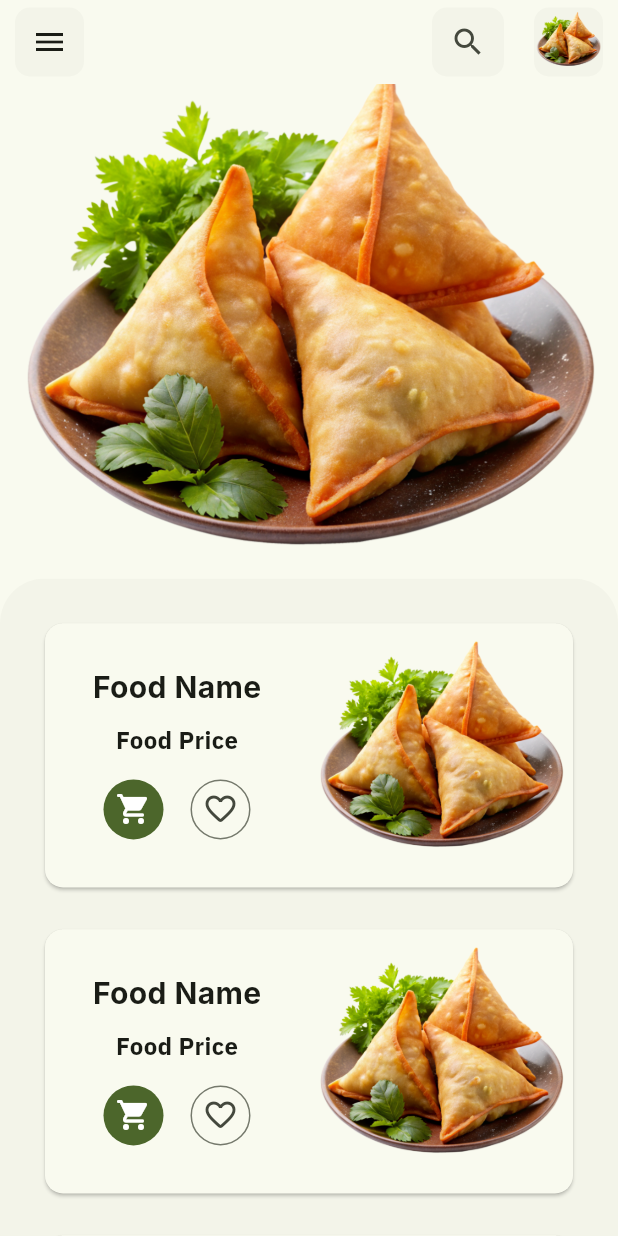
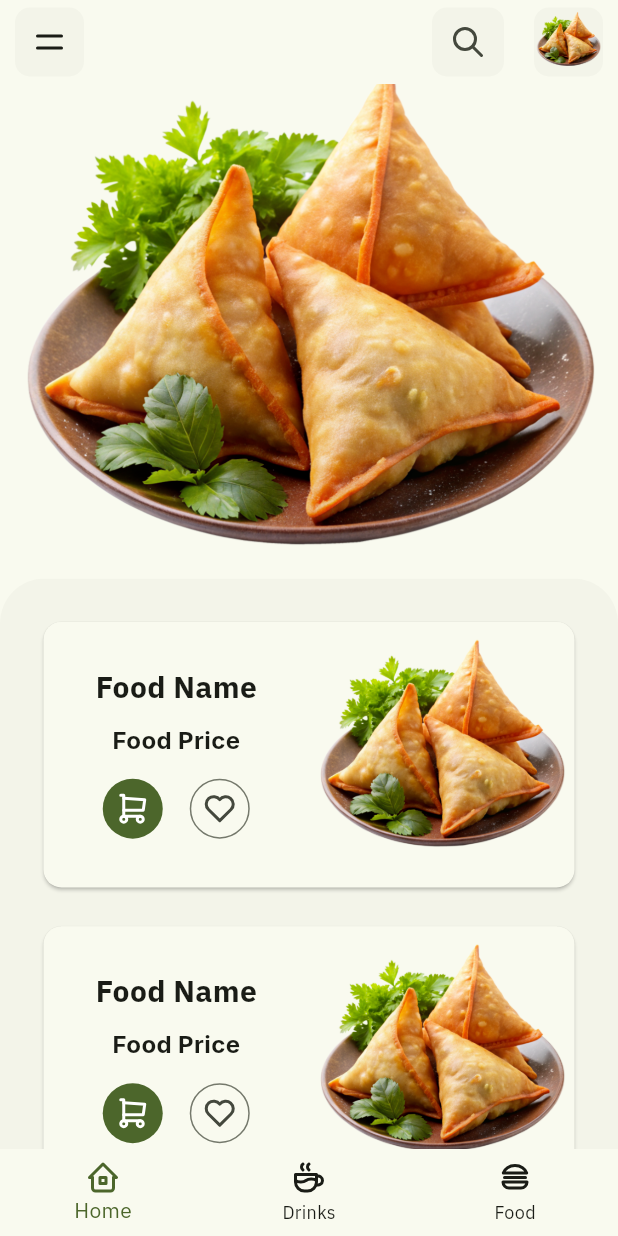
Before and after one commit to nphuonha2101/flutter_foods, a Flutter app: the screen it shows after launch, on a phone screen of 412 x 824 dp. Run offline on Flutter 3.47's test engine with Material 3 defaults, Android fonts, the light colour scheme and no system bars; drawn by our look-alikes of flutter_zoom_drawer; our stand-ins replace flutter_dotenv, flutter_tabler_icons, google_fonts, shared_preferences.

Commit message:
#8 - feat: finish create bottom navigation bar

```diff
--- a/lib/main.dart
+++ b/lib/main.dart
@@ -4,7 +4,6 @@ import 'package:flutter_foods/core/constants/app.dart';
 import 'package:flutter_foods/core/routes/app_routes.dart';
 import 'package:flutter_foods/core/themes/theme.dart';
 import 'package:flutter_foods/core/utils/util.dart';
-import 'package:flutter_foods/presentation/screens/login_screen.dart';
 import 'package:flutter_foods/presentation/screens/splash_screen.dart';
 import 'package:flutter_foods/providers/auth_provider.dart';
 import 'package:flutter_foods/providers/users_provider.dart';
--- a/lib/presentation/screens/home_screen.dart
+++ b/lib/presentation/screens/home_screen.dart
@@ -1,9 +1,6 @@
 import 'package:flutter/material.dart';
-import 'package:flutter_foods/presentation/widgets/appbar_normal.dart';
 import 'package:flutter_foods/presentation/widgets/food_card.dart';
-import 'package:flutter_foods/presentation/widgets/slider_drawer.dart';
 import 'package:flutter_foods/providers/users_provider.dart';
-import 'package:flutter_zoom_drawer/flutter_zoom_drawer.dart';
 import 'package:provider/provider.dart';
 
 class HomeScreen extends StatefulWidget {
@@ -26,13 +23,7 @@ class _HomeScreenState extends State<HomeScreen> {
 
   @override
   Widget build(BuildContext context) {
-    return ZoomDrawer(
-      style: DrawerStyle.style2,
-      menuBackgroundColor: Theme.of(context).colorScheme.surfaceContainerLow,
-      menuScreen: const SliderDrawer(),
-      mainScreen: Scaffold(
-        appBar: const AppbarNormal(),
-        body: NestedScrollView(
+    return NestedScrollView(
       headerSliverBuilder: (BuildContext context, bool innerBoxIsScrolled) {
         return <Widget>[
           SliverAppBar(
@@ -67,8 +58,6 @@ class _HomeScreenState extends State<HomeScreen> {
           ),
         ),
       ),
-        ),
-      ),
     );
   }
 }
--- /dev/null
+++ b/lib/presentation/screens/main_screen.dart
@@ -0,0 +1,48 @@
+import 'package:flutter/material.dart';
+import 'package:flutter_foods/presentation/screens/home_screen.dart';
+import 'package:flutter_foods/presentation/widgets/appbar_normal.dart';
+import 'package:flutter_foods/presentation/widgets/bottom_nav_bar.dart'
+    as custom;
+import 'package:flutter_foods/presentation/widgets/slider_drawer.dart';
+import 'package:flutter_zoom_drawer/flutter_zoom_drawer.dart';
+
+class MainScreen extends StatefulWidget {
+  const MainScreen({super.key});
+
+  @override
+  State<StatefulWidget> createState() => _MainScreenState();
+}
+
+class _MainScreenState extends State<MainScreen> {
+  int _currentIndex = 0;
+
+  void _changePage(int? index) {
+    setState(() {
+      _currentIndex = index ?? 0;
+    });
+  }
+
+  @override
+  Widget build(BuildContext context) {
+    return ZoomDrawer(
+      style: DrawerStyle.style2,
+      menuBackgroundColor: Theme.of(context).colorScheme.surfaceContainerLow,
+      menuScreen: const SliderDrawer(),
+      mainScreen: Scaffold(
+        appBar: const AppbarNormal(),
+        bottomNavigationBar: custom.BtmNavigationBar(
+          currentIndex: _currentIndex,
+          onTap: _changePage,
+        ),
+        body: IndexedStack(
+          index: _currentIndex,
+          children: const [
+            HomeScreen(),
+            Center(child: Text("Drinks Tab")),
+            Center(child: Text("Desserts Tab")),
+          ],
+        ),
+      ),
+    );
+  }
+}
--- a/lib/presentation/screens/splash_screen.dart
+++ b/lib/presentation/screens/splash_screen.dart
@@ -1,5 +1,5 @@
 import 'package:flutter/material.dart';
-import 'package:flutter_foods/presentation/screens/home_screen.dart';
+import 'package:flutter_foods/presentation/screens/main_screen.dart';
 import 'package:google_fonts/google_fonts.dart';
 
 class SplashScreen extends StatefulWidget {
@@ -23,7 +23,7 @@ class _SplashScreenState extends State<SplashScreen> {
     if (mounted) {
       Navigator.pushReplacement(
         context,
-        MaterialPageRoute(builder: (context) => const HomeScreen()),
+        MaterialPageRoute(builder: (context) => const MainScreen()),
       );
     }
   }
--- a/lib/presentation/widgets/appbar_normal.dart
+++ b/lib/presentation/widgets/appbar_normal.dart
@@ -1,6 +1,5 @@
-import 'dart:ui';
-
 import 'package:flutter/material.dart';
+import 'package:flutter_tabler_icons/flutter_tabler_icons.dart';
 import 'package:flutter_zoom_drawer/flutter_zoom_drawer.dart';
 
 class AppbarNormal extends StatefulWidget implements PreferredSizeWidget {
@@ -30,7 +29,7 @@ class _AppbarNormalState extends State<AppbarNormal> {
               color: Theme.of(context).colorScheme.surfaceContainerLow,
               borderRadius: const BorderRadius.all(Radius.circular(10)),
               child: IconButton(
-                icon: const Icon(Icons.menu),
+                icon: const Icon(TablerIcons.menu),
                 onPressed: () {
                   ZoomDrawer.of(context)!.toggle();
                 },
@@ -44,7 +43,7 @@ class _AppbarNormalState extends State<AppbarNormal> {
                   color: Theme.of(context).colorScheme.surfaceContainerLow,
                   borderRadius: const BorderRadius.all(Radius.circular(10)),
                   child: IconButton(
-                    icon: const Icon(Icons.search),
+                    icon: const Icon(TablerIcons.search),
                     onPressed: () {},
                   ),
                 )),
--- /dev/null
+++ b/lib/presentation/widgets/bottom_nav_bar.dart
@@ -0,0 +1,39 @@
+import 'package:flutter/material.dart';
+import 'package:flutter_tabler_icons/flutter_tabler_icons.dart';
+
+class BtmNavigationBar extends StatelessWidget {
+  final int currentIndex;
+  final ValueChanged<int?>? onTap;
+
+  const BtmNavigationBar({
+    super.key,
+    required this.currentIndex,
+    this.onTap,
+  });
+
+  @override
+  Widget build(BuildContext context) {
+    return BottomNavigationBar(
+      currentIndex: currentIndex,
+      onTap: onTap,
+      elevation: 0,
+      backgroundColor: Colors.transparent,
+      selectedItemColor: Theme.of(context).colorScheme.primary,
+      unselectedItemColor: Theme.of(context).colorScheme.onSurface,
+      items: const [
+        BottomNavigationBarItem(
+          icon: Icon(TablerIcons.home_2),
+          label: 'Home',
+        ),
+        BottomNavigationBarItem(
+          icon: Icon(TablerIcons.coffee),
+          label: 'Drinks',
+        ),
+        BottomNavigationBarItem(
+          icon: Icon(TablerIcons.burger),
+          label: 'Food',
+        ),
+      ],
+    );
+  }
+}
--- a/lib/presentation/widgets/food_card.dart
+++ b/lib/presentation/widgets/food_card.dart
@@ -1,4 +1,5 @@
 import 'package:flutter/material.dart';
+import 'package:flutter_tabler_icons/flutter_tabler_icons.dart';
 import 'package:google_fonts/google_fonts.dart';
 
 class FoodCard extends StatefulWidget {
@@ -29,7 +30,7 @@ class _FoodCardState extends State<FoodCard> {
   @override
   Widget build(BuildContext context) {
     return Container(
-      margin: const EdgeInsets.all(10),
+      margin: const EdgeInsets.all(9),
       child: InkWell(
         onTap: _handleCardTapped,
         child: Card(
@@ -44,7 +45,7 @@ class _FoodCardState extends State<FoodCard> {
                       "Food Name",
                       style: TextStyle(
                         fontWeight: FontWeight.bold,
-                        fontFamily: GoogleFonts.inter().fontFamily,
+                        fontFamily: GoogleFonts.ibmPlexSans().fontFamily,
                         fontSize: 20,
                       ),
                     ),
@@ -52,7 +53,7 @@ class _FoodCardState extends State<FoodCard> {
                     Text("Food Price",
                         style: TextStyle(
                           fontWeight: FontWeight.bold,
-                          fontFamily: GoogleFonts.ibmPlexSans().fontFamily,
+                          fontFamily: GoogleFonts.inter().fontFamily,
                           fontSize: 16,
                         )),
                     const SizedBox(height: 10),
@@ -61,12 +62,12 @@ class _FoodCardState extends State<FoodCard> {
                       children: [
                         IconButton.filled(
                           onPressed: _handleAddToCart,
-                          icon: const Icon(Icons.shopping_cart_rounded),
+                          icon: const Icon(TablerIcons.shopping_cart),
                         ),
                         const SizedBox(width: 10),
                         IconButton.outlined(
                           onPressed: _handleAddToFavorite,
-                          icon: const Icon(Icons.favorite_border_rounded),
+                          icon: const Icon(TablerIcons.heart),
                         )
                       ],
                     ),
--- a/lib/presentation/widgets/item_list.dart
+++ b/lib/presentation/widgets/item_list.dart
@@ -1,5 +1,4 @@
 import 'package:flutter/material.dart';
-import 'package:flutter_foods/presentation/widgets/food_card.dart';
 
 class ItemGrid extends StatelessWidget {
   // final List<Food> foods;
--- a/pubspec.yaml
+++ b/pubspec.yaml
@@ -7,9 +7,12 @@ environment:
   sdk: ^3.5.3
 
 dependencies:
+  convex_bottom_bar: ^3.2.0
+  curved_navigation_bar: ^1.0.6
   flutter:
     sdk: flutter
   flutter_dotenv: ^5.0.2
+  flutter_tabler_icons: ^1.43.0
   flutter_zoom_drawer: ^3.2.0
   google_fonts: ^6.2.1
   http: ^1.2.2
```
Also changed, not shown: pubspec.lock. Lines whose indentation alone changed are shown as unchanged.
